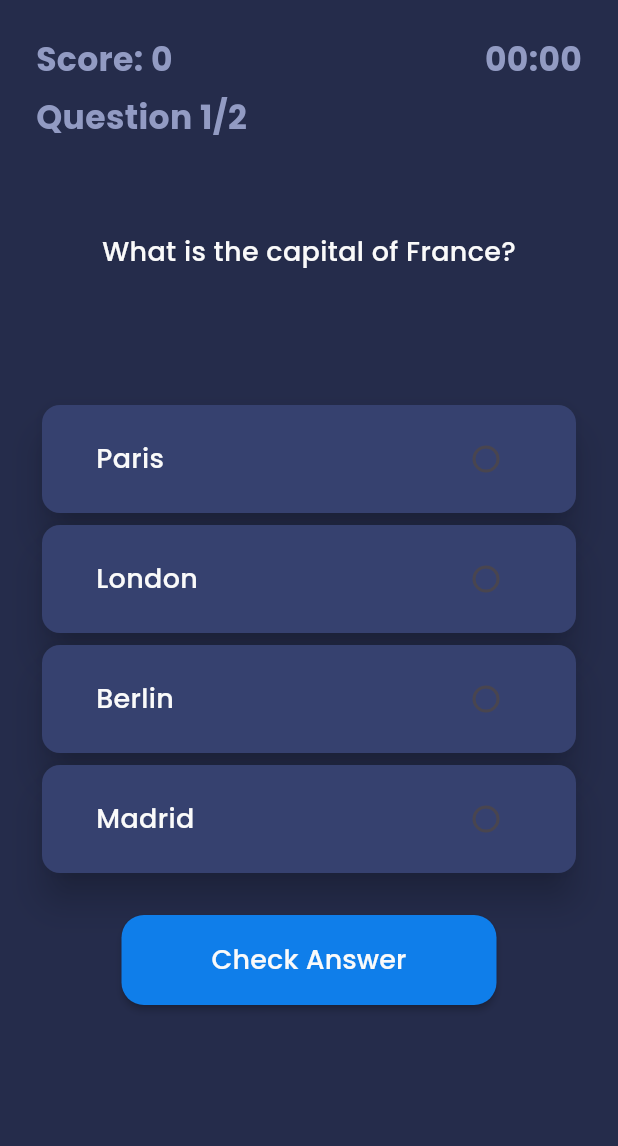
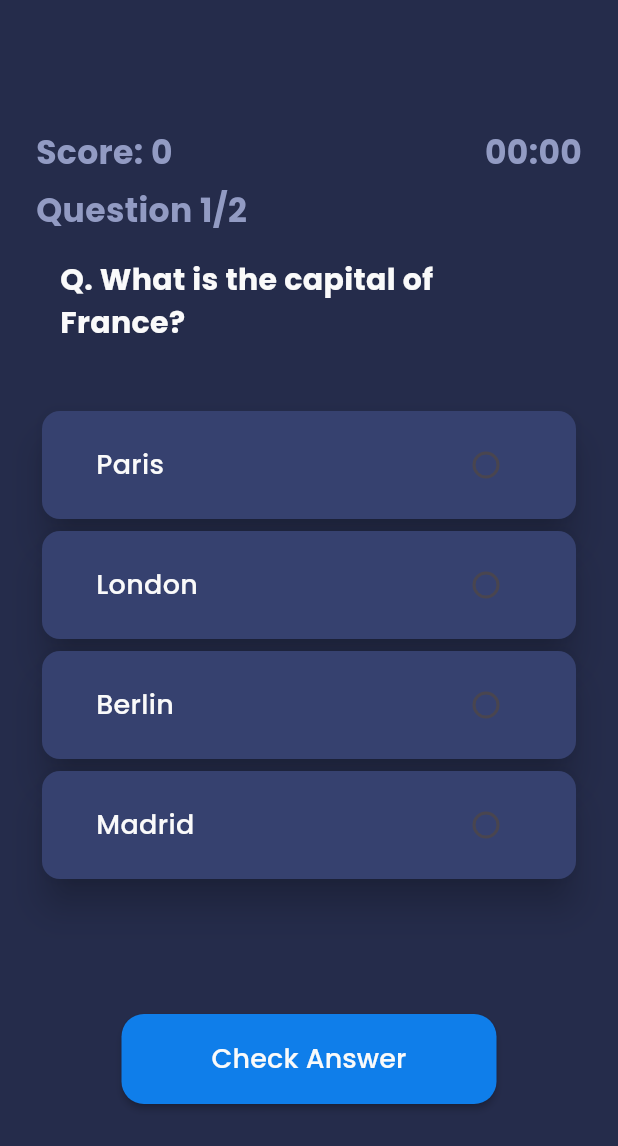
Before and after one commit to Ayushman-Saha/van_vihar_quiz, a Flutter app: the QuizScreen screen opened by its route, on a phone screen of 412 x 824 dp. Shown: the top 1146 px of the screen. Run offline on Flutter 3.47's test engine with Material 2 defaults, Android fonts, the light colour scheme and no system bars; our stand-ins replace firebase_auth, firebase_core, flutter_svg, fluttertoast, google_fonts, google_sign_in; accounts and stored records are empty; generated files the repository leaves out were written again.

Commit message:
Added the UI for answerDescription.dart

```diff
--- a/lib/repository/quizRepository.dart
+++ b/lib/repository/quizRepository.dart
@@ -12,14 +12,16 @@ class QuizRepository {
           descriptionAttachment:
               "https://plus.unsplash.com/premium_photo-1661852674235-967247c4a8ed?q=80&w=1770&auto=format&fit=crop&ixlib=rb-4.0.3&ixid=M3wxMjA3fDB8MHxwaG90by1wYWdlfHx8fGVufDB8fHx8fA%3D%3D",
           answerType: "text",
-          answerDescription: "Lorem Ipsum"),
+          answerDescription:
+              "Lorem ipsum dolor sit amet, consectetur adipiscing elit, sed do eiusmod tempor incididunt ut labore et dolore magna aliqua. Ut enim ad minim veniam, quis nostrud exercitation ullamco laboris nisi ut aliquip ex ea commodo consequat. Duis aute irure dolor in reprehenderit in voluptate velit esse cillum dolore eu fugiat nulla pariatur. Excepteur sint occaecat cupidatat non proident, sunt in culpa qui officia deserunt mollit anim id est laborum."),
       QuizQuestion(
           question: 'Which planet is known as the Red Planet?',
           answerChoices: ['Venus', 'Mars', 'Jupiter', 'Saturn'],
           correctAnswer: 'Mars',
           hasAttachment: false,
           answerType: "text",
-          answerDescription: "Lorem Ipsum"),
+          answerDescription:
+              "Lorem ipsum dolor sit amet, consectetur adipiscing elit, sed do eiusmod tempor incididunt ut labore et dolore magna aliqua. Ut enim ad minim veniam, quis nostrud exercitation ullamco laboris nisi ut aliquip ex ea commodo consequat."),
       // Add more questions here
     ];
   }
--- a/lib/ui/screens/quizScreen.dart
+++ b/lib/ui/screens/quizScreen.dart
@@ -23,6 +23,8 @@ class _QuizScreenState extends State<QuizScreen> {
 
   bool isAttempted = false;
   bool isValidated = false;
+
+  bool isCorrect = false;
 
   List<TileStatus> status = [
     TileStatus.UNSELECTED,
@@ -67,9 +69,10 @@ class _QuizScreenState extends State<QuizScreen> {
                 crossAxisAlignment: CrossAxisAlignment.center,
                 children: [
                   Expanded(
-                    flex: 3,
+                    flex: 5,
                     child: Column(
                       mainAxisAlignment: MainAxisAlignment.center,
+                      crossAxisAlignment: CrossAxisAlignment.center,
                       children: [
                         Padding(
                           padding: const EdgeInsets.symmetric(vertical: 8.0),
@@ -97,13 +100,14 @@ class _QuizScreenState extends State<QuizScreen> {
                             ),
                           ],
                         ),
-                        Expanded(
+                        Padding(
+                          padding: const EdgeInsets.all(16.0),
                           child: Column(
                             mainAxisAlignment: MainAxisAlignment.center,
                             children: [
                               Text(
-                                controller.currentQuestion.question,
-                                style: buttonTextStyle,
+                                "Q. ${controller.currentQuestion.question}",
+                                style: headingTextStyle,
                               ),
                             ],
                           ),
@@ -121,12 +125,14 @@ class _QuizScreenState extends State<QuizScreen> {
                                 enabled: (!isAttempted && !isValidated),
                               )
                             : AnswerDescription(
-                                quizController: controller,
+                                currentQuestion: controller.currentQuestion,
+                                isCorrect: isCorrect,
                               ),
                       ],
                     ),
                   ),
                   Expanded(
+                    flex: 1,
                     child: Column(
                       children: [
                         (!isAttempted && !isValidated)
@@ -144,9 +150,11 @@ class _QuizScreenState extends State<QuizScreen> {
                                             TileStatus.CORRECT;
                                         status[controller.selectedIndex] =
                                             TileStatus.INCORRECT;
+                                        isCorrect = false;
                                       } else {
                                         status[controller.selectedIndex] =
                                             TileStatus.CORRECT;
+                                        isCorrect = true;
                                       }
                                       // controller.nextQuestion();
                                       isValidated = true;
@@ -232,6 +240,7 @@ class _QuizScreenState extends State<QuizScreen> {
   void clearState() {
     isAttempted = false;
     isValidated = false;
+    isCorrect = false;
 
     status = [
       TileStatus.UNSELECTED,
```
Also changed, not shown: lib/ui/composables/answerDescription.dart (+70 -5 lines).
